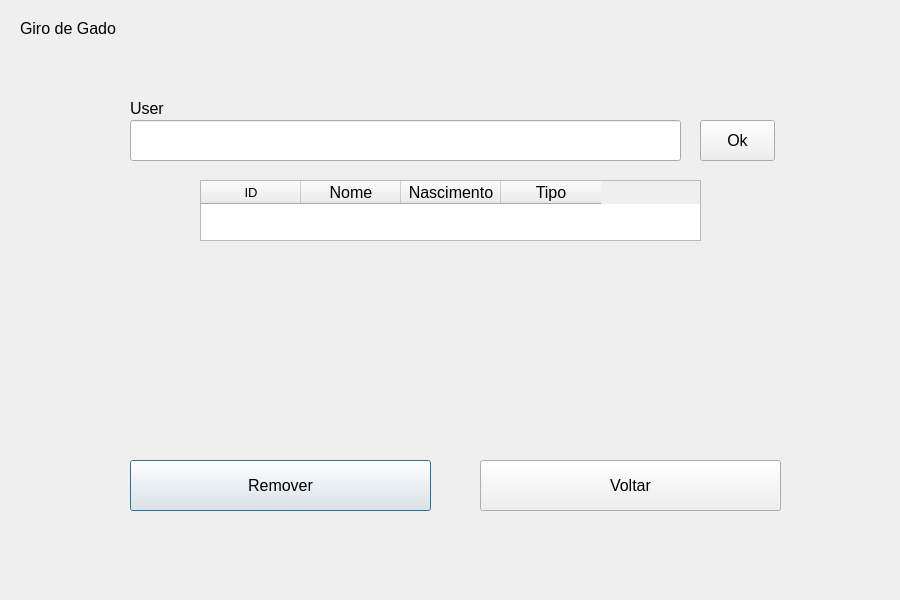
The window that gui/views/userremovescreen.ui (MaceGabriel/GiroDeGado) describes before a commit, drawn with Qt 5.
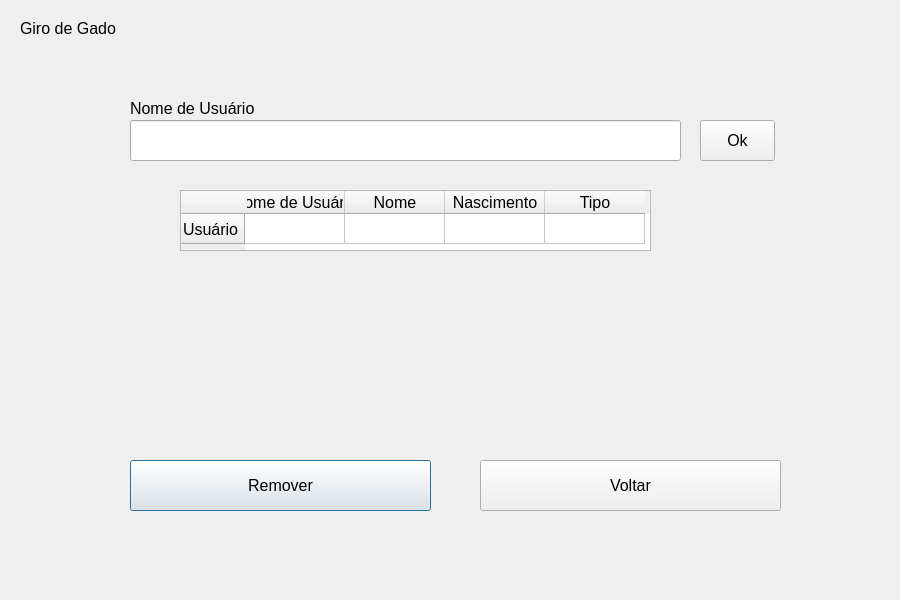
The same window after the commit.

The edit to the form file:
```diff
--- a/gui/views/userremovescreen.ui
+++ b/gui/views/userremovescreen.ui
@@ -18,7 +18,7 @@
     <rect>
      <x>130</x>
      <y>100</y>
-     <width>121</width>
+     <width>201</width>
      <height>16</height>
     </rect>
    </property>
@@ -28,7 +28,7 @@
     </font>
    </property>
    <property name="text">
-    <string>User</string>
+    <string>Nome de Usuário</string>
    </property>
   </widget>
   <widget class="QLabel" name="labelTitle">
@@ -85,9 +85,9 @@
   <widget class="QTableWidget" name="userRemoveTable">
    <property name="geometry">
     <rect>
-     <x>200</x>
-     <y>180</y>
-     <width>501</width>
+     <x>180</x>
+     <y>190</y>
+     <width>471</width>
      <height>61</height>
     </rect>
    </property>
@@ -96,14 +96,14 @@
      <pointsize>12</pointsize>
     </font>
    </property>
-   <column>
+   <row>
     <property name="text">
-     <string>ID</string>
+     <string>Usuário</string>
     </property>
-    <property name="font">
-     <font>
-      <pointsize>10</pointsize>
-     </font>
+   </row>
+   <column>
+    <property name="text">
+     <string>Nome de Usuário</string>
     </property>
    </column>
    <column>
```
Left out of the diff: 4 changed lines with no effect on the pictures.
